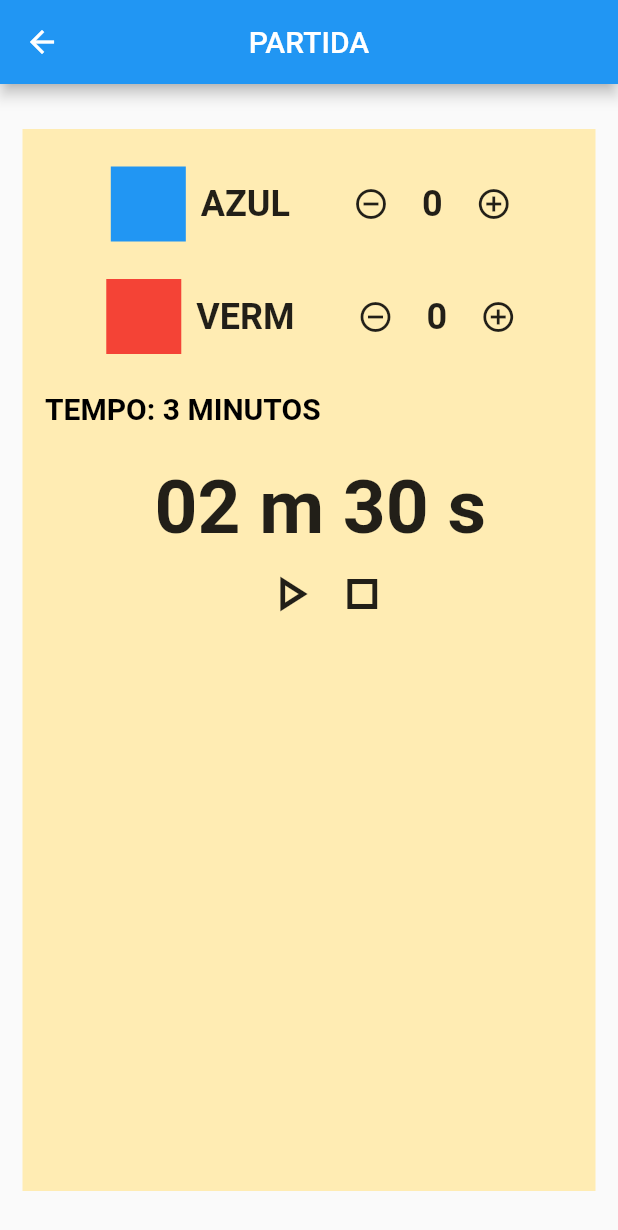
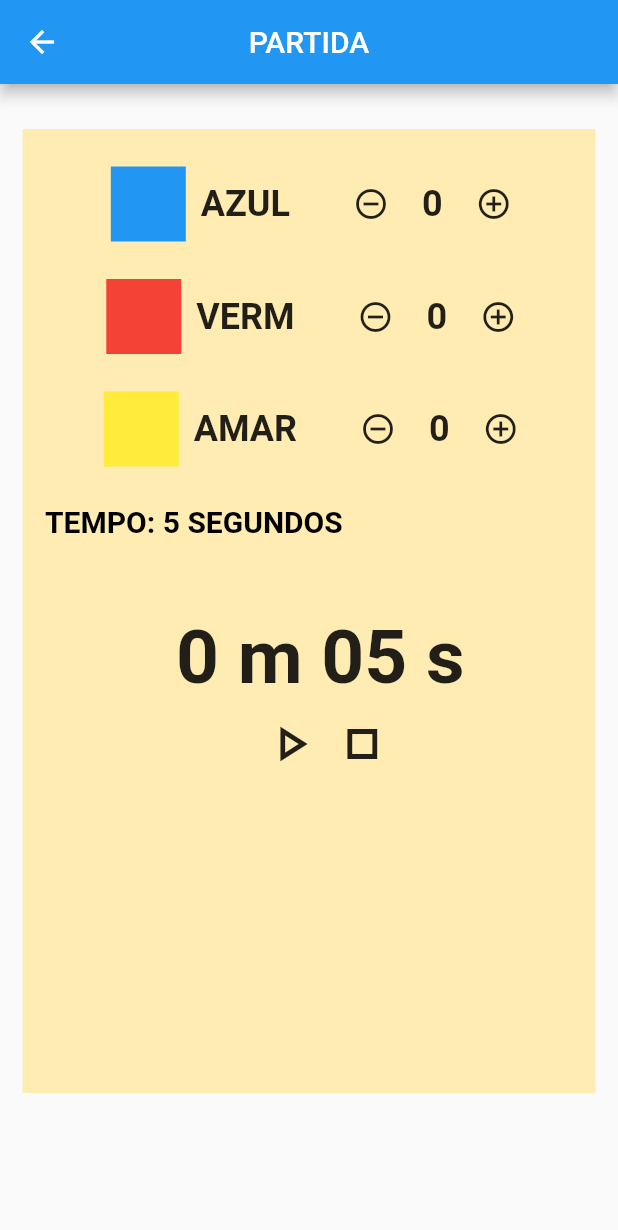
Before and after one commit to csnoboa/contador_de_jogos, a Flutter app: the StartPage screen opened by its route, after a tap on the "play arrow" icon, after a tap on the "stop" icon, on a phone screen of 412 x 824 dp. Shown: the top 1230 px of the screen. Run offline on Flutter 3.47's test engine with Material 2 defaults, Android fonts, the phone set to English and light mode, and no system bars; missing offline and left inert: flutter_ringtone_player.

Commit message:
Alarm with counter

```diff
--- a/lib/card_start_game.dart
+++ b/lib/card_start_game.dart
@@ -33,7 +33,9 @@ class _CardStartGameState extends State<CardStartGame> {
   @override
   Widget build(BuildContext context) {
     return Container(
-      child: Row(
+      child: Column(
+        children: [
+          Row(
             mainAxisAlignment: MainAxisAlignment.center,
             children: [
               Container(width: 50, height: 50, color: colorEquipe),
@@ -70,6 +72,9 @@ class _CardStartGameState extends State<CardStartGame> {
               ),
             ],
           ),
+          Container(height: 25),
+        ],
+      ),
     );
   }
 }
--- a/lib/start_page.dart
+++ b/lib/start_page.dart
@@ -6,16 +6,22 @@ import 'package:flutter_ringtone_player/flutter_ringtone_player.dart';
 class StartPage extends StatefulWidget {
   StartPage({Key key}) : super(key: key);
 
+  final int time = 5;
+
   @override
-  _StartPageState createState() => _StartPageState();
+  _StartPageState createState() => _StartPageState(time: this.time);
 }
 
 class _StartPageState extends State<StartPage> {
-  String _stopwatchText = '03 m 00 s';
-  int _counter = 150;
-  int _counterInit = 150;
+  _StartPageState({this.time});
+
+  String _stopwatchText;
+  int time;
+  int _counter;
   Timer _timer;
   bool _running = false;
+  bool _pause = false;
+  String textTempo = ' ';
 
   void _startTimer() {
     if (_timer != null) {
@@ -28,7 +34,8 @@ class _StartPageState extends State<StartPage> {
         } else {
           _timer.cancel();
           _running = false;
-          FlutterRingtonePlayer.playNotification();
+          _pause = true;
+          FlutterRingtonePlayer.playAlarm();
         }
         _setCounterText();
       });
@@ -36,46 +43,98 @@ class _StartPageState extends State<StartPage> {
   }
 
   void _setCounterText() {
-    _stopwatchText = (_counter ~/ 60).toString().padLeft(2, '0') +
+    _stopwatchText = (_counter ~/ 60).toString() +
         ' m ' +
         (_counter % 60).toString().padLeft(2, '0') +
         ' s';
   }
 
   void _startStopButtonPressed() {
+    FlutterRingtonePlayer.stop();
     setState(() {
       if (_running) {
         _running = false;
+        _pause = true;
         _timer.cancel();
       } else {
         _running = true;
+        _pause = false;
         _startTimer();
       }
     });
   }
 
   void _resetButtonPressed() {
+    FlutterRingtonePlayer.stop();
     if (_running) {
       _startStopButtonPressed();
     }
     setState(() {
-      _counter = _counterInit;
+      _counter = time;
       _setCounterText();
     });
   }
 
   @override
   Widget build(BuildContext context) {
+    _counter = (_running || _pause) ? _counter : _counter = time;
+
+    _stopwatchText = (_counter ~/ 60).toString() +
+        ' m ' +
+        (_counter % 60).toString().padLeft(2, '0') +
+        ' s';
+
+    if (time ~/ 60 > 0) {
+      if (time % 60 != 0) {
+        if (time ~/ 60 == 1) {
+          if (time % 60 == 1) {
+            textTempo = (time ~/ 60).toString() +
+                ' MINUTO E ' +
+                (time % 60).toString() +
+                ' SEGUNDO';
+          } else {
+            textTempo = (time ~/ 60).toString() +
+                ' MINUTO E ' +
+                (time % 60).toString() +
+                ' SEGUNDOS';
+          }
+        } else {
+          textTempo = (time ~/ 60).toString() +
+              ' MINUTOS E ' +
+              (time % 60).toString() +
+              ' SEGUNDOS';
+        }
+      } else {
+        if (time ~/ 60 == 1) {
+          textTempo = (time ~/ 60).toString() + ' MINUTO';
+        } else {
+          textTempo = (time ~/ 60).toString() + ' MINUTOS';
+        }
+      }
+    } else {
+      if (time % 60 == 1) {
+        textTempo = (time % 60).toString() + ' SEGUNDO';
+      } else {
+        textTempo = (time % 60).toString() + ' SEGUNDOS';
+      }
+    }
+
+    textTempo = "TEMPO: " + textTempo;
+
     return Container(
       child: Scaffold(
         appBar: AppBar(
           title: Text('PARTIDA'),
           centerTitle: true,
         ),
-        body: Padding(
-          padding:
-              const EdgeInsets.only(left: 15.0, right: 15, top: 30, bottom: 30),
+        body: SingleChildScrollView(
+          child: Padding(
+            padding: const EdgeInsets.only(
+                left: 15.0, right: 15, top: 30, bottom: 30),
             child: Container(
+              constraints: BoxConstraints(
+                minHeight: MediaQuery.of(context).size.height * 0.78,
+              ),
               color: Colors.amber[100],
               child: Padding(
                 padding: const EdgeInsets.only(top: 25.0, left: 15),
@@ -86,16 +145,18 @@ class _StartPageState extends State<StartPage> {
                       colorEquipe: Colors.blue,
                       nameEquipe: 'AZUL',
                     ),
-                  Container(height: 25),
                     CardStartGame(
                       colorEquipe: Colors.red,
                       nameEquipe: 'VERM',
                     ),
-                  Container(height: 25),
+                    CardStartGame(
+                      colorEquipe: Colors.yellow,
+                      nameEquipe: 'AMAR',
+                    ),
                     Align(
                       alignment: Alignment.centerLeft,
                       child: Text(
-                      'TEMPO: 3 MINUTOS',
+                        textTempo,
                         style: TextStyle(
                           fontSize: 20,
                           color: Colors.black,
@@ -103,7 +164,7 @@ class _StartPageState extends State<StartPage> {
                         ),
                       ),
                     ),
-                  Container(height: 25),
+                    Container(height: 50),
                     FittedBox(
                       fit: BoxFit.none,
                       child: Text(
@@ -141,6 +202,7 @@ class _StartPageState extends State<StartPage> {
             ),
           ),
         ),
+      ),
     );
   }
 }
```
Lines whose indentation alone changed are shown as unchanged.
